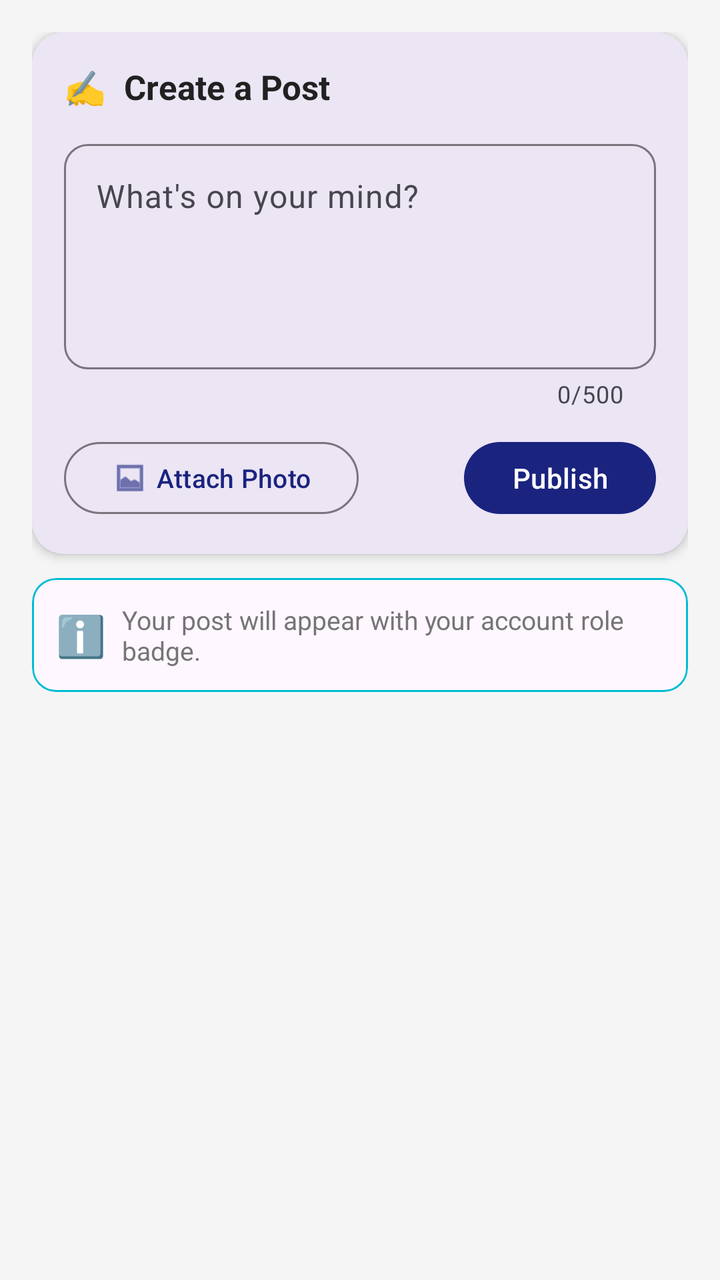
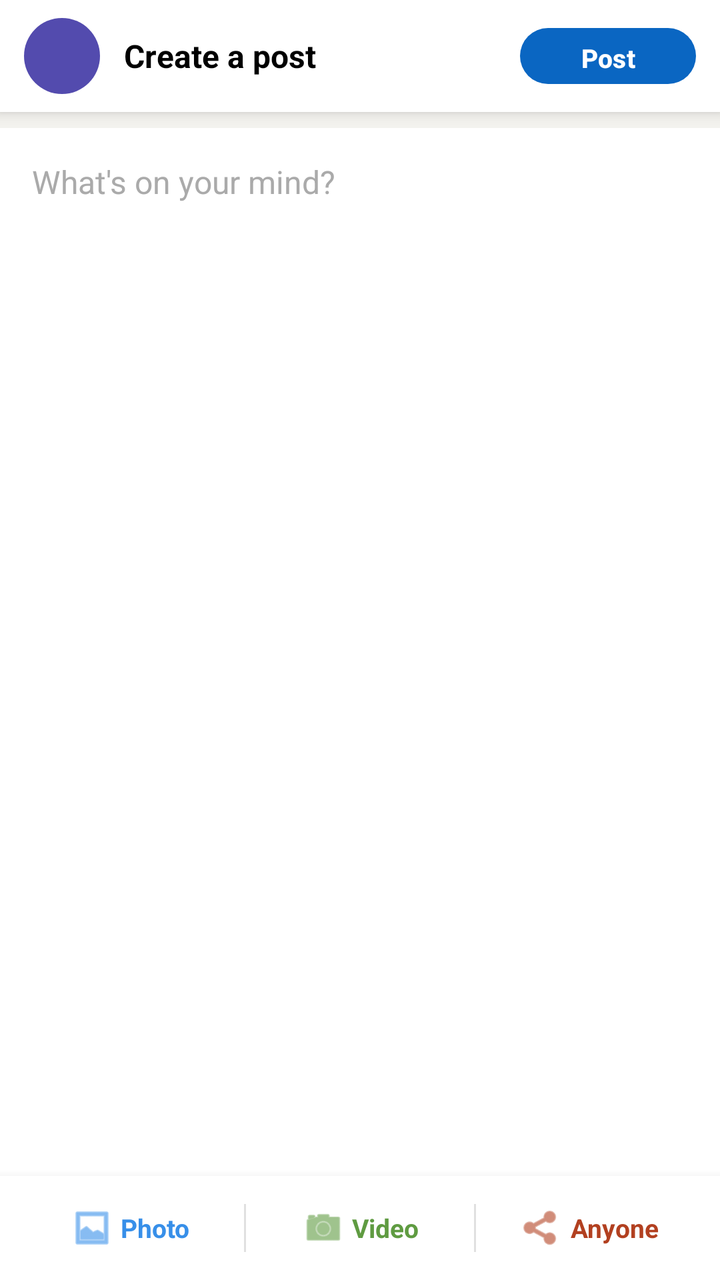

Before-and-after screenshots of an Android layout around one commit, followed by the original layout XML and the change that was made.
<!-- AndroidManifest.xml: application theme Theme.SmartCampus -->
<!-- res/layout/fragment_compose_post.xml -->
<?xml version="1.0" encoding="utf-8"?>
<ScrollView
    xmlns:android="http://schemas.android.com/apk/res/android"
    xmlns:app="http://schemas.android.com/apk/res-auto"
    android:layout_width="match_parent"
    android:layout_height="match_parent"
    android:background="@color/background"
    android:fillViewport="true">

    <LinearLayout
        android:layout_width="match_parent"
        android:layout_height="wrap_content"
        android:orientation="vertical"
        android:padding="16dp">

        
        <com.google.android.material.card.MaterialCardView
            android:layout_width="match_parent"
            android:layout_height="wrap_content"
            app:cardCornerRadius="16dp"
            app:cardElevation="3dp"
            app:strokeWidth="0dp">

            <LinearLayout
                android:layout_width="match_parent"
                android:layout_height="wrap_content"
                android:orientation="vertical"
                android:padding="16dp">

                <TextView
                    android:layout_width="wrap_content"
                    android:layout_height="wrap_content"
                    android:text="✍️  Create a Post"
                    android:textColor="@color/text_primary"
                    android:textSize="17sp"
                    android:textStyle="bold"
                    android:layout_marginBottom="12dp" />

                
                <com.google.android.material.textfield.TextInputLayout
                    android:id="@+id/til_content"
                    android:layout_width="match_parent"
                    android:layout_height="wrap_content"
                    style="@style/Widget.Material3.TextInputLayout.OutlinedBox"
                    android:hint="@string/compose_hint"
                    app:counterEnabled="true"
                    app:counterMaxLength="500"
                    app:boxCornerRadiusTopStart="12dp"
                    app:boxCornerRadiusTopEnd="12dp"
                    app:boxCornerRadiusBottomStart="12dp"
                    app:boxCornerRadiusBottomEnd="12dp">

                    <com.google.android.material.textfield.TextInputEditText
                        android:id="@+id/et_content"
                        android:layout_width="match_parent"
                        android:layout_height="wrap_content"
                        android:minLines="4"
                        android:maxLines="8"
                        android:gravity="top|start"
                        android:inputType="textMultiLine|textCapSentences"
                        android:maxLength="500" />

                </com.google.android.material.textfield.TextInputLayout>

                
                <FrameLayout
                    android:id="@+id/image_preview_container"
                    android:layout_width="match_parent"
                    android:layout_height="180dp"
                    android:layout_marginTop="12dp"
                    android:visibility="gone">

                    <ImageView
                        android:id="@+id/iv_preview"
                        android:layout_width="match_parent"
                        android:layout_height="match_parent"
                        android:scaleType="centerCrop"
                        android:background="@color/gray_light"
                        android:contentDescription="Selected image" />

                    
                    <ImageButton
                        android:id="@+id/btn_remove_image"
                        android:layout_width="32dp"
                        android:layout_height="32dp"
                        android:layout_gravity="top|end"
                        android:layout_margin="8dp"
                        android:src="@android:drawable/ic_menu_close_clear_cancel"
                        android:background="@drawable/bg_chip_admin"
                        android:contentDescription="Remove image"
                        android:tint="@color/white" />
                </FrameLayout>

                
                <LinearLayout
                    android:layout_width="match_parent"
                    android:layout_height="wrap_content"
                    android:orientation="horizontal"
                    android:gravity="center_vertical"
                    android:layout_marginTop="12dp">

                    
                    <com.google.android.material.button.MaterialButton
                        android:id="@+id/btn_attach"
                        android:layout_width="wrap_content"
                        android:layout_height="44dp"
                        android:text="@string/attach_photo"
                        style="@style/Widget.Material3.Button.OutlinedButton"
                        android:textSize="13sp"
                        app:icon="@android:drawable/ic_menu_gallery" />

                    <View
                        android:layout_width="0dp"
                        android:layout_height="1dp"
                        android:layout_weight="1" />

                    
                    <com.google.android.material.button.MaterialButton
                        android:id="@+id/btn_publish"
                        android:layout_width="wrap_content"
                        android:layout_height="44dp"
                        android:text="@string/publish"
                        android:textSize="14sp"
                        app:cornerRadius="22dp" />

                </LinearLayout>

            </LinearLayout>
        </com.google.android.material.card.MaterialCardView>

        
        <com.google.android.material.card.MaterialCardView
            android:id="@+id/card_role_notice"
            android:layout_width="match_parent"
            android:layout_height="wrap_content"
            android:layout_marginTop="12dp"
            app:cardCornerRadius="12dp"
            app:cardElevation="0dp"
            app:strokeWidth="1dp"
            app:strokeColor="@color/secondary">

            <LinearLayout
                android:layout_width="match_parent"
                android:layout_height="wrap_content"
                android:orientation="horizontal"
                android:padding="12dp"
                android:gravity="center_vertical">

                <TextView
                    android:layout_width="wrap_content"
                    android:layout_height="wrap_content"
                    android:text="ℹ️"
                    android:textSize="20sp" />

                <TextView
                    android:id="@+id/tv_role_notice"
                    android:layout_width="wrap_content"
                    android:layout_height="wrap_content"
                    android:layout_marginStart="8dp"
                    android:textColor="@color/text_secondary"
                    android:textSize="13sp"
                    android:text="Your post will appear with your account role badge." />

            </LinearLayout>
        </com.google.android.material.card.MaterialCardView>

    </LinearLayout>
</ScrollView>
<!-- resources referenced by this layout -->
<resources>
  <color name="background">#F5F5F5</color>
  <color name="gray_light">#E0E0E0</color>
  <color name="secondary">#00BCD4</color>
  <color name="text_primary">#212121</color>
  <color name="text_secondary">#757575</color>
  <color name="white">#FFFFFF</color>
  <!-- drawable bg_chip_admin (drawable) -->
  <?xml version="1.0" encoding="utf-8"?>
  <shape xmlns:android="http://schemas.android.com/apk/res/android"
      android:shape="oval">
      <solid android:color="#CC000000" />
  </shape>
  <string name="attach_photo">Attach Photo</string>
  <string name="compose_hint">What\'s on your mind?</string>
  <string name="publish">Publish</string>
  <style name="Theme.SmartCampus" parent="Theme.Material3.Light.NoActionBar">
          <item name="colorPrimary">@color/primary</item>
          <item name="colorOnPrimary">@color/on_primary</item>
          <item name="colorSecondary">@color/secondary</item>
          <item name="android:colorBackground">@color/background</item>
          <item name="android:statusBarColor">@color/primary_dark</item>
      </style>
  <color name="primary">#1A237E</color>
  <color name="on_primary">#FFFFFF</color>
  <color name="primary_dark">#000051</color>
</resources>

<!-- the commit's change to res/layout/fragment_compose_post.xml (unified diff, before → after) -->
@@ -1,168 +1,197 @@
 <?xml version="1.0" encoding="utf-8"?>
-<ScrollView
+<LinearLayout
     xmlns:android="http://schemas.android.com/apk/res/android"
     xmlns:app="http://schemas.android.com/apk/res-auto"
     android:layout_width="match_parent"
     android:layout_height="match_parent"
-    android:background="@color/background"
-    android:fillViewport="true">
+    android:orientation="vertical"
+    android:background="#F3F2EE">
 
+    
     <LinearLayout
         android:layout_width="match_parent"
-        android:layout_height="wrap_content"
-        android:orientation="vertical"
-        android:padding="16dp">
+        android:layout_height="56dp"
+        android:orientation="horizontal"
+        android:background="@color/white"
+        android:paddingHorizontal="12dp"
+        android:gravity="center_vertical"
+        android:elevation="4dp">
+
+        <TextView
+            android:id="@+id/tv_compose_avatar"
+            android:layout_width="38dp"
+            android:layout_height="38dp"
+            android:gravity="center"
+            android:textColor="@color/white"
+            android:textSize="14sp"
+            android:textStyle="bold"
+            android:background="@drawable/bg_avatar_circle" />
+
+        <TextView
+            android:layout_width="0dp"
+            android:layout_weight="1"
+            android:layout_height="wrap_content"
+            android:text="Create a post"
+            android:textColor="#000000"
+            android:textSize="16sp"
+            android:textStyle="bold"
+            android:layout_marginStart="12dp"/>
 
         
-        <com.google.android.material.card.MaterialCardView
+        <com.google.android.material.button.MaterialButton
+            android:id="@+id/btn_publish"
+            android:layout_width="wrap_content"
+            android:layout_height="36dp"
+            android:text="Post"
+            android:textSize="13sp"
+            android:textStyle="bold"
+            app:cornerRadius="18dp"
+            app:backgroundTint="#0A66C2"/>
+
+    </LinearLayout>
+
+    
+    <ScrollView
+        android:layout_width="match_parent"
+        android:layout_height="0dp"
+        android:layout_weight="1"
+        android:background="@color/white"
+        android:layout_marginTop="8dp">
+
+        <LinearLayout
             android:layout_width="match_parent"
             android:layout_height="wrap_content"
-            app:cardCornerRadius="16dp"
-            app:cardElevation="3dp"
-            app:strokeWidth="0dp">
+            android:orientation="vertical"
+            android:padding="16dp">
 
-            <LinearLayout
+            
+            <com.google.android.material.textfield.TextInputEditText
+                android:id="@+id/et_content"
                 android:layout_width="match_parent"
                 android:layout_height="wrap_content"
-                android:orientation="vertical"
-                android:padding="16dp">
+                android:minLines="6"
+                android:maxLines="16"
+                android:gravity="top|start"
+                android:hint="@string/compose_hint"
+                android:inputType="textMultiLine|textCapSentences"
+                android:maxLength="1300"
+                android:background="@null"
+                android:textSize="16sp"
+                android:textColor="#1D1D1D"
+                android:textColorHint="#AAAAAA"/>
 
-                <TextView
-                    android:layout_width="wrap_content"
-                    android:layout_height="wrap_content"
-                    android:text="✍️  Create a Post"
-                    android:textColor="@color/text_primary"
-                    android:textSize="17sp"
-                    android:textStyle="bold"
-                    android:layout_marginBottom="12dp" />
+            
+            <FrameLayout
+                android:id="@+id/image_preview_container"
+                android:layout_width="match_parent"
+                android:layout_height="220dp"
+                android:layout_marginTop="12dp"
+                android:visibility="gone">
 
-                
-                <com.google.android.material.textfield.TextInputLayout
-                    android:id="@+id/til_content"
+                <ImageView
+                    android:id="@+id/iv_preview"
                     android:layout_width="match_parent"
-                    android:layout_height="wrap_content"
-                    style="@style/Widget.Material3.TextInputLayout.OutlinedBox"
-                    android:hint="@string/compose_hint"
-                    app:counterEnabled="true"
-                    app:counterMaxLength="500"
-                    app:boxCornerRadiusTopStart="12dp"
-                    app:boxCornerRadiusTopEnd="12dp"
-                    app:boxCornerRadiusBottomStart="12dp"
-                    app:boxCornerRadiusBottomEnd="12dp">
+                    android:layout_height="match_parent"
+                    android:scaleType="centerCrop"
+                    android:background="#F0F0F0"
+                    android:contentDescription="Selected image" />
 
-                    <com.google.android.material.textfield.TextInputEditText
-                        android:id="@+id/et_content"
-                        android:layout_width="match_parent"
-                        android:layout_height="wrap_content"
-                        android:minLines="4"
-                        android:maxLines="8"
-                        android:gravity="top|start"
-                        android:inputType="textMultiLine|textCapSentences"
-                        android:maxLength="500" />
+                <ImageButton
+                    android:id="@+id/btn_remove_image"
+                    android:layout_width="32dp"
+                    android:layout_height="32dp"
+                    android:layout_gravity="top|end"
+                    android:layout_margin="8dp"
+                    android:src="@android:drawable/ic_menu_close_clear_cancel"
+                    android:background="@drawable/bg_chip_admin"
+                    android:contentDescription="Remove image"
+                    android:tint="@color/white" />
+            </FrameLayout>
 
-                </com.google.android.material.textfield.TextInputLayout>
+        </LinearLayout>
+    </ScrollView>
 
-                
-                <FrameLayout
-                    android:id="@+id/image_preview_container"
-                    android:layout_width="match_parent"
-                    android:layout_height="180dp"
-                    android:layout_marginTop="12dp"
-                    android:visibility="gone">
-
-                    <ImageView
-                        android:id="@+id/iv_preview"
-                        android:layout_width="match_parent"
-                        android:layout_height="match_parent"
-                        android:scaleType="centerCrop"
-                        android:background="@color/gray_light"
-                        android:contentDescription="Selected image" />
-
-                    
-                    <ImageButton
-                        android:id="@+id/btn_remove_image"
-                        android:layout_width="32dp"
-                        android:layout_height="32dp"
-                        android:layout_gravity="top|end"
-                        android:layout_margin="8dp"
-                        android:src="@android:drawable/ic_menu_close_clear_cancel"
-                        android:background="@drawable/bg_chip_admin"
-                        android:contentDescription="Remove image"
-                        android:tint="@color/white" />
-                </FrameLayout>
-
-                
-                <LinearLayout
-                    android:layout_width="match_parent"
-                    android:layout_height="wrap_content"
-                    android:orientation="horizontal"
-                    android:gravity="center_vertical"
-                    android:layout_marginTop="12dp">
-
-                    
-                    <com.google.android.material.button.MaterialButton
-                        android:id="@+id/btn_attach"
-                        android:layout_width="wrap_content"
-                        android:layout_height="44dp"
-                        android:text="@string/attach_photo"
-                        style="@style/Widget.Material3.Button.OutlinedButton"
-                        android:textSize="13sp"
-                        app:icon="@android:drawable/ic_menu_gallery" />
-
-                    <View
-                        android:layout_width="0dp"
-                        android:layout_height="1dp"
-                        android:layout_weight="1" />
-
-                    
-                    <com.google.android.material.button.MaterialButton
-                        android:id="@+id/btn_publish"
-                        android:layout_width="wrap_content"
-                        android:layout_height="44dp"
-                        android:text="@string/publish"
-                        android:textSize="14sp"
-                        app:cornerRadius="22dp" />
-
-                </LinearLayout>
-
-            </LinearLayout>
-        </com.google.android.material.card.MaterialCardView>
+    
+    <LinearLayout
+        android:layout_width="match_parent"
+        android:layout_height="52dp"
+        android:background="@color/white"
+        android:orientation="horizontal"
+        android:paddingHorizontal="8dp"
+        android:gravity="center_vertical"
+        android:elevation="8dp">
 
         
-        <com.google.android.material.card.MaterialCardView
-            android:id="@+id/card_role_notice"
-            android:layout_width="match_parent"
-            android:layout_height="wrap_content"
-            android:layout_marginTop="12dp"
-            app:cardCornerRadius="12dp"
-            app:cardElevation="0dp"
-            app:strokeWidth="1dp"
-            app:strokeColor="@color/secondary">
+        <LinearLayout
+            android:id="@+id/btn_attach"
+            android:layout_width="0dp"
+            android:layout_weight="1"
+            android:layout_height="match_parent"
+            android:orientation="horizontal"
+            android:gravity="center"
+            android:background="?attr/selectableItemBackground">
+            <ImageView
+                android:layout_width="22dp"
+                android:layout_height="22dp"
+                android:src="@android:drawable/ic_menu_gallery"
+                app:tint="#378FE9"/>
+            <TextView
+                android:layout_width="wrap_content"
+                android:layout_height="wrap_content"
+                android:text=" Photo"
+                android:textColor="#378FE9"
+                android:textSize="13sp"
+                android:textStyle="bold"/>
+        </LinearLayout>
 
-            <LinearLayout
-                android:layout_width="match_parent"
+        <View android:layout_width="1dp" android:layout_height="24dp" android:background="#E0E0E0"/>
+
+        
+        <LinearLayout
+            android:layout_width="0dp"
+            android:layout_weight="1"
+            android:layout_height="match_parent"
+            android:orientation="horizontal"
+            android:gravity="center"
+            android:background="?attr/selectableItemBackground">
+            <ImageView
+                android:layout_width="22dp"
+                android:layout_height="22dp"
+                android:src="@android:drawable/ic_menu_camera"
+                app:tint="#5F9B41"/>
+            <TextView
+                android:layout_width="wrap_content"
                 android:layout_height="wrap_content"
-                android:orientation="horizontal"
-                android:padding="12dp"
-                android:gravity="center_vertical">
+                android:text=" Video"
+                android:textColor="#5F9B41"
+                android:textSize="13sp"
+                android:textStyle="bold"/>
+        </LinearLayout>
 
-                <TextView
-                    android:layout_width="wrap_content"
-                    android:layout_height="wrap_content"
-                    android:text="ℹ️"
-                    android:textSize="20sp" />
+        <View android:layout_width="1dp" android:layout_height="24dp" android:background="#E0E0E0"/>
 
-                <TextView
-                    android:id="@+id/tv_role_notice"
-                    android:layout_width="wrap_content"
-                    android:layout_height="wrap_content"
-                    android:layout_marginStart="8dp"
-                    android:textColor="@color/text_secondary"
-                    android:textSize="13sp"
-                    android:text="Your post will appear with your account role badge." />
-
-            </LinearLayout>
-        </com.google.android.material.card.MaterialCardView>
+        
+        <LinearLayout
+            android:layout_width="0dp"
+            android:layout_weight="1"
+            android:layout_height="match_parent"
+            android:orientation="horizontal"
+            android:gravity="center"
+            android:background="?attr/selectableItemBackground">
+            <ImageView
+                android:layout_width="22dp"
+                android:layout_height="22dp"
+                android:src="@android:drawable/ic_menu_share"
+                app:tint="#B24020"/>
+            <TextView
+                android:layout_width="wrap_content"
+                android:layout_height="wrap_content"
+                android:text=" Anyone"
+                android:textColor="#B24020"
+                android:textSize="13sp"
+                android:textStyle="bold"/>
+        </LinearLayout>
 
     </LinearLayout>
-</ScrollView>
+
+</LinearLayout>
<!-- resource entries referenced after the edit -->
@@ -1,20 +1,22 @@
 <!-- resources referenced by this layout -->
 <resources>
   <color name="background">#F5F5F5</color>
-  <color name="gray_light">#E0E0E0</color>
   <color name="secondary">#00BCD4</color>
-  <color name="text_primary">#212121</color>
-  <color name="text_secondary">#757575</color>
   <color name="white">#FFFFFF</color>
+  <!-- drawable bg_avatar_circle (drawable) -->
+  <?xml version="1.0" encoding="utf-8"?>
+  <shape xmlns:android="http://schemas.android.com/apk/res/android"
+      android:shape="oval">
+      <solid android:color="@color/primary_light" />
+      <size android:width="100dp" android:height="100dp" />
+  </shape>
   <!-- drawable bg_chip_admin (drawable) -->
   <?xml version="1.0" encoding="utf-8"?>
   <shape xmlns:android="http://schemas.android.com/apk/res/android"
       android:shape="oval">
       <solid android:color="#CC000000" />
   </shape>
-  <string name="attach_photo">Attach Photo</string>
   <string name="compose_hint">What\'s on your mind?</string>
-  <string name="publish">Publish</string>
   <style name="Theme.SmartCampus" parent="Theme.Material3.Light.NoActionBar">
           <item name="colorPrimary">@color/primary</item>
           <item name="colorOnPrimary">@color/on_primary</item>
@@ -22,6 +24,7 @@
           <item name="android:colorBackground">@color/background</item>
           <item name="android:statusBarColor">@color/primary_dark</item>
       </style>
+  <color name="primary_light">#534BAE</color>
   <color name="primary">#1A237E</color>
   <color name="on_primary">#FFFFFF</color>
   <color name="primary_dark">#000051</color>
